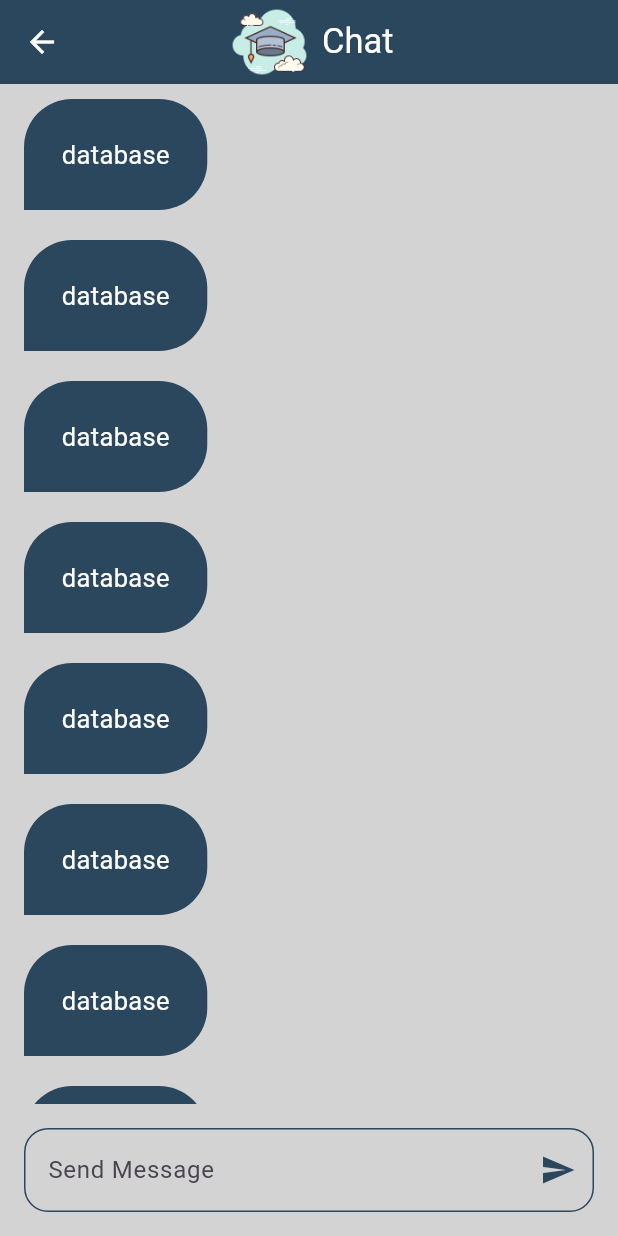
After one commit to Kerolos-Morcos/Chat-App, a Flutter app: the ChatPage screen opened by its route, on a phone screen of 412 x 824 dp. The commit adds this screen. Run offline on Flutter 3.47's test engine with Material 3 defaults, Android fonts, the phone set to English and light mode, and no system bars; our stand-ins replace firebase_auth, firebase_core, modal_progress_hud_nsn; accounts and stored records are empty.

Commit message:
Chat Page UI

```diff
--- a/lib/constants.dart
+++ b/lib/constants.dart
@@ -1,3 +1,4 @@
 import 'package:flutter/material.dart';
 
 const kPrimaryColor = Color(0xff2B475E);
+const kLogo = 'assets/images/scholar.png';
--- /dev/null
+++ b/lib/helper/show_snack_bar.dart
@@ -0,0 +1,22 @@
+import 'package:flutter/material.dart';
+
+void showSnackBar(BuildContext context, String message,
+      {MaterialColor? backgroundColor}) {
+    ScaffoldMessenger.of(context).showSnackBar(
+      SnackBar(
+        content: Text(message),
+        backgroundColor: backgroundColor,
+        behavior: SnackBarBehavior.floating,
+        margin: const EdgeInsets.all(10),
+        elevation: 10,
+        duration: const Duration(seconds: 4),
+        action: SnackBarAction(
+          label: 'Close',
+          onPressed: () {
+            ScaffoldMessenger.of(context).hideCurrentSnackBar();
+          },
+          textColor: Colors.white,
+        ),
+      ),
+    );
+  }
--- /dev/null
+++ b/lib/pages/chat_page.dart
@@ -0,0 +1,101 @@
+import 'package:chat_app/constants.dart';
+import 'package:chat_app/widgets/custom_chat_bubble.dart';
+import 'package:flutter/material.dart';
+import 'package:flutter/widgets.dart';
+// import 'package:chat_bubbles/chat_bubbles.dart';
+
+class ChatPage extends StatelessWidget {
+  const ChatPage({super.key});
+  static String id = 'chatPage';
+  @override
+  Widget build(BuildContext context) {
+    return Scaffold(
+      backgroundColor: const Color.fromARGB(255, 212, 211, 211),
+      appBar: AppBar(
+        automaticallyImplyLeading: true,
+        scrolledUnderElevation: 0,
+        backgroundColor: kPrimaryColor,
+        iconTheme: const IconThemeData(
+          color: Colors.white,
+        ),
+        title: Row(
+          mainAxisSize: MainAxisSize.min,
+          children: [
+            Image.asset(
+              kLogo,
+              height: 60,
+            ),
+            const SizedBox(
+              width: 5,
+            ),
+            const Text(
+              'Chat',
+              style: TextStyle(
+                fontSize: 23,
+                color: Colors.white,
+              ),
+            ),
+          ],
+        ),
+        centerTitle: true,
+      ),
+      body: Column(
+        children: [
+          Expanded(
+            child: ListView.builder(
+              itemBuilder: (context, index) {
+                return const CustomChatBubble();
+              },
+            ),
+          ),
+          Padding(
+            padding: const EdgeInsets.all(16.0),
+            child: TextField(
+              decoration: InputDecoration(
+                hintText: 'Send Message',
+                suffixIcon: IconButton(
+                  onPressed: () {},
+                  icon: const Icon(
+                    Icons.send,
+                    color: kPrimaryColor,
+                  ),
+                ),
+                border: OutlineInputBorder(
+                  borderRadius: BorderRadius.circular(16),
+                  borderSide: const BorderSide(
+                    color: kPrimaryColor,
+                  ),
+                ),
+                enabledBorder: OutlineInputBorder(
+                  borderRadius: BorderRadius.circular(16),
+                  borderSide: const BorderSide(
+                    color: kPrimaryColor,
+                  ),
+                ),
+                focusedBorder: OutlineInputBorder(
+                  borderRadius: BorderRadius.circular(16),
+                  borderSide: const BorderSide(
+                    color: kPrimaryColor,
+                  ),
+                ),
+              ),
+            ),
+          )
+        ],
+      ),
+    );
+  }
+}
+
+// Chat Bubble Code
+        // padding: const EdgeInsets.only(top: 16, bottom: 16,),
+        // child: const BubbleSpecialThree(
+        //   text: 'Hello',
+        //   color: kPrimaryColor,
+        //   tail: true,
+        //   textStyle: TextStyle(
+        //     color: Colors.white,
+        //     fontSize: 20,
+        //   ),
+        //   isSender: false,
+        // ),
--- /dev/null
+++ b/lib/widgets/custom_chat_bubble.dart
@@ -0,0 +1,34 @@
+import 'package:chat_app/constants.dart';
+import 'package:flutter/material.dart';
+
+class CustomChatBubble extends StatelessWidget {
+  const CustomChatBubble({
+    super.key,
+  });
+
+  @override
+  Widget build(BuildContext context) {
+    return Align(
+      alignment: Alignment.centerLeft,
+      child: Container(
+        margin: const EdgeInsets.symmetric(vertical: 10, horizontal: 16),
+        padding: const EdgeInsets.all(25),
+        decoration: const BoxDecoration(
+          color: kPrimaryColor,
+          borderRadius: BorderRadius.only(
+            topLeft: Radius.circular(32),
+            topRight: Radius.circular(32),
+            bottomRight: Radius.circular(32),
+          ),
+        ),
+        child: const Text(
+          'database',
+          style: TextStyle(
+            color: Colors.white,
+            fontSize: 17,
+          ),
+        ),
+      ),
+    );
+  }
+}
--- a/lib/widgets/custom_text_field.dart
+++ b/lib/widgets/custom_text_field.dart
@@ -1,9 +1,9 @@
 import 'package:flutter/material.dart';
 
 // ignore: must_be_immutable
-class CustomTextField extends StatelessWidget {
+class CustomTextFormField extends StatelessWidget {
   final String? hintText;
-  CustomTextField({super.key, this.hintText, this.onChanged});
+  CustomTextFormField({super.key, this.hintText, this.onChanged});
   Function(String)? onChanged;
   @override
   Widget build(BuildContext context) {
@@ -12,7 +12,6 @@ class CustomTextField extends StatelessWidget {
         if (value!.isEmpty) {
           return "Field is required !";
         }
-        return '';
       },
       cursorColor: Colors.white,
       style: const TextStyle(color: Colors.white),
--- a/pubspec.yaml
+++ b/pubspec.yaml
@@ -38,6 +38,7 @@ dependencies:
   firebase_core: ^2.25.5
   firebase_auth: ^4.17.6
   modal_progress_hud_nsn: ^0.5.1
+  chat_bubbles: ^1.6.0
 
 dev_dependencies:
   flutter_test:
```
Also changed, not shown: lib/helper/route_animation.dart (added, +67 -0 lines), lib/main.dart (+6 -3 lines), lib/pages/login_page.dart (+92 -25 lines), lib/pages/register_page.dart (+50 -72 lines), pubspec.lock.
